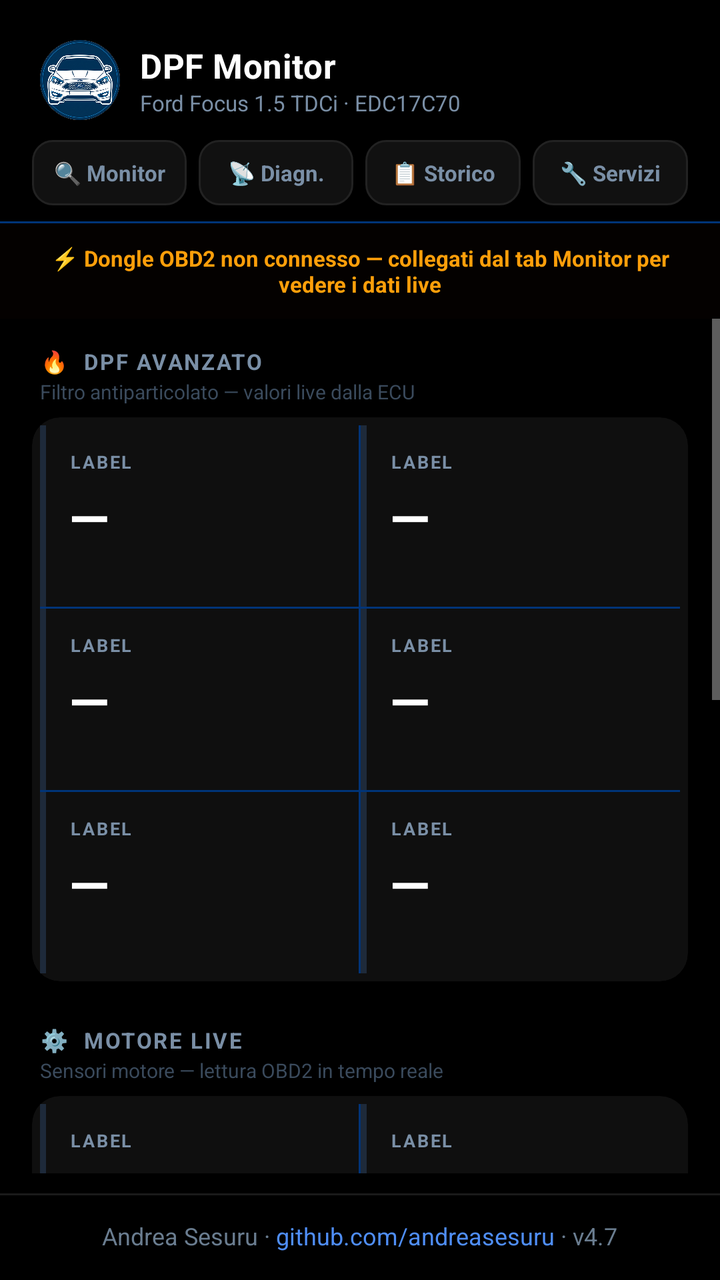
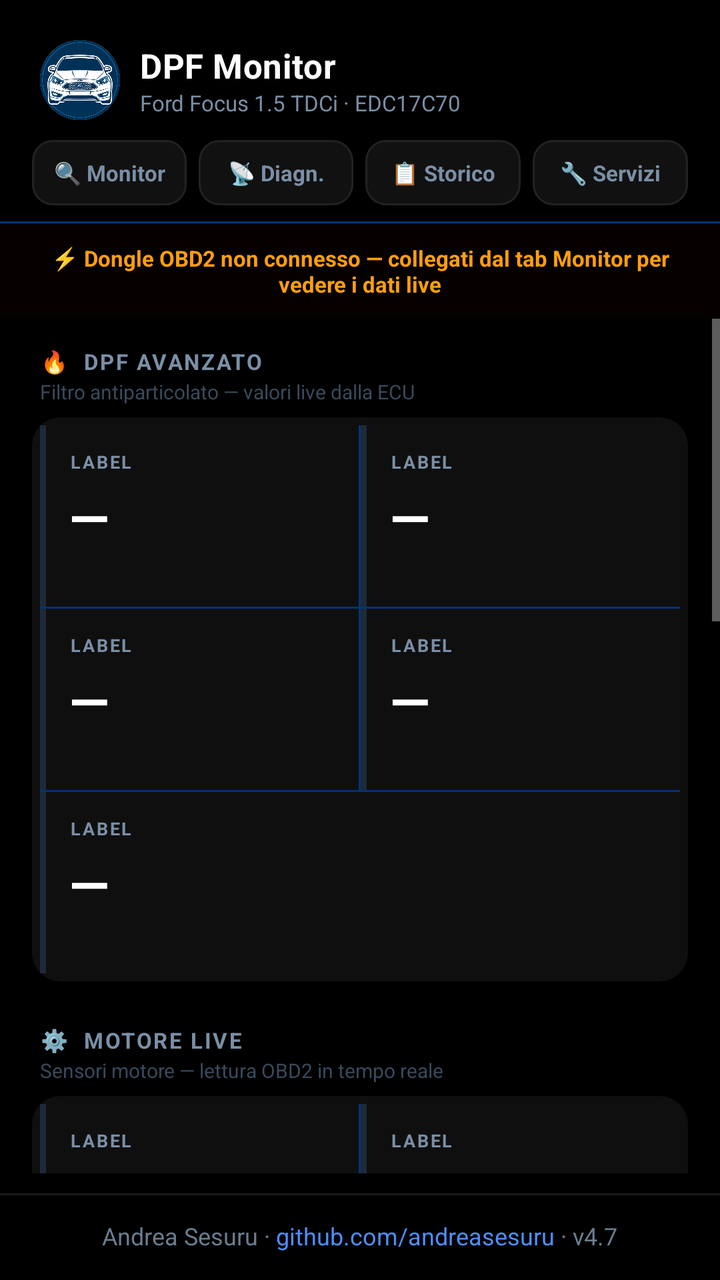

Compare the two renders of this Android layout. The source of the first and the diff that turns it into the second are given below.
<!-- AndroidManifest.xml: application theme Theme.FordFocusDPFScan -->
<!-- res/layout/activity_diagnostica.xml -->
<?xml version="1.0" encoding="utf-8"?>
<LinearLayout xmlns:android="http://schemas.android.com/apk/res/android"
    xmlns:app="http://schemas.android.com/apk/res-auto"
    android:layout_width="match_parent"
    android:layout_height="match_parent"
    android:orientation="vertical"
    android:background="@color/background">

    
    <include layout="@layout/layout_tab_bar"
        android:layout_width="match_parent"
        android:layout_height="wrap_content"/>

    
    <TextView
        android:id="@+id/tvNotConnectedBanner"
        android:layout_width="match_parent"
        android:layout_height="wrap_content"
        android:text="⚡ Dongle OBD2 non connesso — collegati dal tab Monitor per vedere i dati live"
        android:textColor="#FF9F0A"
        android:textSize="11sp"
        android:textStyle="bold"
        android:gravity="center"
        android:paddingVertical="10dp"
        android:paddingHorizontal="16dp"
        android:background="#1A2D0A00"
        android:visibility="visible"/>

    
    <ScrollView
        android:id="@+id/contentBody"
        android:layout_width="match_parent"
        android:layout_height="0dp"
        android:layout_weight="1"
        android:fillViewport="true">

        
        <LinearLayout
            android:id="@+id/shimmerDiagnostica"
            android:layout_width="match_parent"
            android:layout_height="wrap_content"
            android:orientation="vertical">

        <LinearLayout
            android:layout_width="match_parent"
            android:layout_height="wrap_content"
            android:orientation="vertical"
            android:paddingBottom="32dp">

            
            
            

            <LinearLayout
                android:layout_width="match_parent"
                android:layout_height="wrap_content"
                android:orientation="vertical"
                android:paddingHorizontal="20dp"
                android:paddingTop="14dp"
                android:paddingBottom="6dp">
                <TextView
                    android:layout_width="wrap_content"
                    android:layout_height="wrap_content"
                    android:text="🔥  DPF AVANZATO"
                    android:textColor="@color/text_secondary"
                    android:textSize="11sp"
                    android:textStyle="bold"
                    android:letterSpacing="0.08"/>
                <TextView
                    android:layout_width="wrap_content"
                    android:layout_height="wrap_content"
                    android:text="Filtro antiparticolato — valori live dalla ECU"
                    android:textColor="@color/text_hint"
                    android:textSize="10sp"
                    android:layout_marginTop="1dp"/>
            </LinearLayout>

            
            <androidx.cardview.widget.CardView
                android:layout_width="match_parent"
                android:layout_height="wrap_content"
                android:layout_marginHorizontal="16dp"
                android:layout_marginBottom="8dp"
                app:cardBackgroundColor="@color/card_background"
                app:cardCornerRadius="14dp"
                app:cardElevation="0dp">

                <LinearLayout
                    android:layout_width="match_parent"
                    android:layout_height="wrap_content"
                    android:orientation="vertical"
                    android:padding="4dp">

                    
                    <LinearLayout
                        android:layout_width="match_parent"
                        android:layout_height="wrap_content"
                        android:orientation="horizontal">

                        <include layout="@layout/item_diag_cell"
                            android:id="@+id/cellSoot"
                            android:layout_width="0dp"
                            android:layout_height="wrap_content"
                            android:layout_weight="1"/>

                        <View android:layout_width="1dp" android:layout_height="match_parent"
                            android:background="@color/card_border"/>

                        <include layout="@layout/item_diag_cell"
                            android:id="@+id/cellLoad"
                            android:layout_width="0dp"
                            android:layout_height="wrap_content"
                            android:layout_weight="1"/>

                    </LinearLayout>

                    <View android:layout_width="match_parent" android:layout_height="1dp"
                        android:background="@color/card_border"/>

                    
                    <LinearLayout
                        android:layout_width="match_parent"
                        android:layout_height="wrap_content"
                        android:orientation="horizontal">

                        <include layout="@layout/item_diag_cell"
                            android:id="@+id/cellDeltaP"
                            android:layout_width="0dp"
                            android:layout_height="wrap_content"
                            android:layout_weight="1"/>

                        <View android:layout_width="1dp" android:layout_height="match_parent"
                            android:background="@color/card_border"/>

                        <include layout="@layout/item_diag_cell"
                            android:id="@+id/cellEgtPre"
                            android:layout_width="0dp"
                            android:layout_height="wrap_content"
                            android:layout_weight="1"/>

                    </LinearLayout>

                    <View android:layout_width="match_parent" android:layout_height="1dp"
                        android:background="@color/card_border"/>

                    
                    <LinearLayout
                        android:layout_width="match_parent"
                        android:layout_height="wrap_content"
                        android:orientation="horizontal">

                        <include layout="@layout/item_diag_cell"
                            android:id="@+id/cellEgtPost"
                            android:layout_width="0dp"
                            android:layout_height="wrap_content"
                            android:layout_weight="1"/>

                        <View android:layout_width="1dp" android:layout_height="match_parent"
                            android:background="@color/card_border"/>

                        <include layout="@layout/item_diag_cell"
                            android:id="@+id/cellDeltaEgt"
                            android:layout_width="0dp"
                            android:layout_height="wrap_content"
                            android:layout_weight="1"/>

                    </LinearLayout>

                </LinearLayout>
            </androidx.cardview.widget.CardView>

            
            
            

            <LinearLayout
                android:layout_width="match_parent"
                android:layout_height="wrap_content"
                android:orientation="vertical"
                android:paddingHorizontal="20dp"
                android:paddingTop="14dp"
                android:paddingBottom="6dp">
                <TextView
                    android:layout_width="wrap_content"
                    android:layout_height="wrap_content"
                    android:text="⚙️  MOTORE LIVE"
                    android:textColor="@color/text_secondary"
                    android:textSize="11sp"
                    android:textStyle="bold"
                    android:letterSpacing="0.08"/>
                <TextView
                    android:layout_width="wrap_content"
                    android:layout_height="wrap_content"
                    android:text="Sensori motore — lettura OBD2 in tempo reale"
                    android:textColor="@color/text_hint"
                    android:textSize="10sp"
                    android:layout_marginTop="1dp"/>
            </LinearLayout>

            
            <androidx.cardview.widget.CardView
                android:layout_width="match_parent"
                android:layout_height="wrap_content"
                android:layout_marginHorizontal="16dp"
                android:layout_marginBottom="8dp"
                app:cardBackgroundColor="@color/card_background"
                app:cardCornerRadius="14dp"
                app:cardElevation="0dp">

                <LinearLayout
                    android:layout_width="match_parent"
                    android:layout_height="wrap_content"
                    android:orientation="vertical"
                    android:padding="4dp">

                    
                    <LinearLayout
                        android:layout_width="match_parent"
                        android:layout_height="wrap_content"
                        android:orientation="horizontal">

                        <include layout="@layout/item_diag_cell"
                            android:id="@+id/cellRpm"
                            android:layout_width="0dp"
                            android:layout_height="wrap_content"
                            android:layout_weight="1"/>

                        <View android:layout_width="1dp" android:layout_height="match_parent"
                            android:background="@color/card_border"/>

                        <include layout="@layout/item_diag_cell"
                            android:id="@+id/cellSpeed"
                            android:layout_width="0dp"
                            android:layout_height="wrap_content"
                            android:layout_weight="1"/>

                    </LinearLayout>

                    <View android:layout_width="match_parent" android:layout_height="1dp"
                        android:background="@color/card_border"/>

                    
                    <LinearLayout
                        android:layout_width="match_parent"
                        android:layout_height="wrap_content"
                        android:orientation="horizontal">

                        <include layout="@layout/item_diag_cell"
                            android:id="@+id/cellEngineLoad"
                            android:layout_width="0dp"
                            android:layout_height="wrap_content"
                            android:layout_weight="1"/>

                        <View android:layout_width="1dp" android:layout_height="match_parent"
                            android:background="@color/card_border"/>

                        <include layout="@layout/item_diag_cell"
                            android:id="@+id/cellBoost"
                            android:layout_width="0dp"
                            android:layout_height="wrap_content"
                            android:layout_weight="1"/>

                    </LinearLayout>

                    <View android:layout_width="match_parent" android:layout_height="1dp"
                        android:background="@color/card_border"/>

                    
                    <include layout="@layout/item_diag_cell"
                        android:id="@+id/cellCoolant"
                        android:layout_width="match_parent"
                        android:layout_height="wrap_content"/>

                </LinearLayout>
            </androidx.cardview.widget.CardView>

            
            
            

            <LinearLayout
                android:layout_width="match_parent"
                android:layout_height="wrap_content"
                android:orientation="vertical"
                android:paddingHorizontal="20dp"
                android:paddingTop="14dp"
                android:paddingBottom="6dp">
                <TextView
                    android:layout_width="wrap_content"
                    android:layout_height="wrap_content"
                    android:text="📍  DISTANZE"
                    android:textColor="@color/text_secondary"
                    android:textSize="11sp"
                    android:textStyle="bold"
                    android:letterSpacing="0.08"/>
                <TextView
                    android:layout_width="wrap_content"
                    android:layout_height="wrap_content"
                    android:text="Contatori chilometri letti dalla ECU"
                    android:textColor="@color/text_hint"
                    android:textSize="10sp"
                    android:layout_marginTop="1dp"/>
            </LinearLayout>

            <androidx.cardview.widget.CardView
                android:layout_width="match_parent"
                android:layout_height="wrap_content"
                android:layout_marginHorizontal="16dp"
                android:layout_marginBottom="8dp"
                app:cardBackgroundColor="@color/card_background"
                app:cardCornerRadius="14dp"
                app:cardElevation="0dp">

                <LinearLayout
                    android:layout_width="match_parent"
                    android:layout_height="wrap_content"
                    android:orientation="vertical"
                    android:padding="4dp">

                    
                    <LinearLayout
                        android:layout_width="match_parent"
                        android:layout_height="wrap_content"
                        android:orientation="horizontal">

                        <include layout="@layout/item_diag_cell"
                            android:id="@+id/cellKmRegen"
                            android:layout_width="0dp"
                            android:layout_height="wrap_content"
                            android:layout_weight="1"/>

                        <View android:layout_width="1dp" android:layout_height="match_parent"
                            android:background="@color/card_border"/>

                        <include layout="@layout/item_diag_cell"
                            android:id="@+id/cellKmOil"
                            android:layout_width="0dp"
                            android:layout_height="wrap_content"
                            android:layout_weight="1"/>

                    </LinearLayout>

                    <View android:layout_width="match_parent" android:layout_height="1dp"
                        android:background="@color/card_border"/>

                    
                    <include layout="@layout/item_diag_cell"
                        android:id="@+id/cellOdometer"
                        android:layout_width="match_parent"
                        android:layout_height="wrap_content"/>

                </LinearLayout>
            </androidx.cardview.widget.CardView>


        </LinearLayout>
        </LinearLayout>
    </ScrollView>

    
    <include layout="@layout/layout_footer"
        android:layout_width="match_parent"
        android:layout_height="wrap_content"/>

</LinearLayout>
<!-- res/layout/layout_tab_bar.xml (included above) -->
<?xml version="1.0" encoding="utf-8"?>
<LinearLayout xmlns:android="http://schemas.android.com/apk/res/android"
    xmlns:app="http://schemas.android.com/apk/res-auto"
    android:layout_width="match_parent"
    android:layout_height="wrap_content"
    android:orientation="vertical"
    android:background="@color/background">

    
    <LinearLayout
        android:layout_width="match_parent"
        android:layout_height="wrap_content"
        android:orientation="horizontal"
        android:gravity="center_vertical"
        android:paddingHorizontal="20dp"
        android:paddingTop="20dp"
        android:paddingBottom="10dp">

        <com.google.android.material.imageview.ShapeableImageView
            android:layout_width="40dp"
            android:layout_height="40dp"
            android:src="@drawable/ic_ford_focus"
            android:scaleType="centerCrop"
            app:shapeAppearanceOverlay="@style/ShapeCircle"
            android:contentDescription="DPF Monitor icon"/>

        <LinearLayout
            android:layout_width="0dp"
            android:layout_height="wrap_content"
            android:layout_weight="1"
            android:orientation="vertical"
            android:layout_marginStart="10dp">
            <TextView
                android:layout_width="wrap_content"
                android:layout_height="wrap_content"
                android:text="DPF Monitor"
                android:textColor="@color/text_primary"
                android:textSize="17sp"
                android:textStyle="bold"
                android:letterSpacing="0.01"/>
            <TextView
                android:layout_width="wrap_content"
                android:layout_height="wrap_content"
                android:text="Ford Focus 1.5 TDCi · EDC17C70"
                android:textColor="@color/text_secondary"
                android:textSize="11sp"/>
        </LinearLayout>

        
    </LinearLayout>

    
    <LinearLayout
        android:layout_width="match_parent"
        android:layout_height="wrap_content"
        android:orientation="horizontal"
        android:paddingHorizontal="16dp"
        android:paddingBottom="8dp"
        android:gravity="center_vertical">

        <TextView
            android:id="@+id/tabMonitor"
            android:layout_width="0dp"
            android:layout_height="wrap_content"
            android:layout_weight="1"
            android:text="🔍 Monitor"
            android:gravity="center"
            android:textSize="11sp"
            android:textStyle="bold"
            android:paddingVertical="9dp"
            android:layout_marginEnd="3dp"
            android:background="@drawable/bg_tab_inactive"
            android:textColor="@color/text_secondary"/>

        <TextView
            android:id="@+id/tabDiagnostica"
            android:layout_width="0dp"
            android:layout_height="wrap_content"
            android:layout_weight="1"
            android:text="📡 Diagn."
            android:gravity="center"
            android:textSize="11sp"
            android:textStyle="bold"
            android:paddingVertical="9dp"
            android:layout_marginHorizontal="3dp"
            android:background="@drawable/bg_tab_inactive"
            android:textColor="@color/text_secondary"/>

        <TextView
            android:id="@+id/tabStorico"
            android:layout_width="0dp"
            android:layout_height="wrap_content"
            android:layout_weight="1"
            android:text="📋 Storico"
            android:gravity="center"
            android:textSize="11sp"
            android:textStyle="bold"
            android:paddingVertical="9dp"
            android:layout_marginHorizontal="3dp"
            android:background="@drawable/bg_tab_inactive"
            android:textColor="@color/text_secondary"/>

        <TextView
            android:id="@+id/tabManutenzione"
            android:layout_width="0dp"
            android:layout_height="wrap_content"
            android:layout_weight="1"
            android:text="🔧 Servizi"
            android:gravity="center"
            android:textSize="11sp"
            android:textStyle="bold"
            android:paddingVertical="9dp"
            android:layout_marginStart="3dp"
            android:background="@drawable/bg_tab_inactive"
            android:textColor="@color/text_secondary"/>

    </LinearLayout>

    
    <View android:layout_width="match_parent" android:layout_height="1dp"
        android:background="@color/card_border"/>

</LinearLayout>
<!-- res/layout/item_diag_cell.xml (included above) -->
<?xml version="1.0" encoding="utf-8"?>
<LinearLayout xmlns:android="http://schemas.android.com/apk/res/android"
    android:layout_width="match_parent"
    android:layout_height="match_parent"
    android:orientation="horizontal"
    android:minHeight="80dp">

    
    <View
        android:id="@+id/vCellStatusBar"
        android:layout_width="3dp"
        android:layout_height="match_parent"
        android:background="#1E2A3A"/>

    
    <LinearLayout
        android:layout_width="0dp"
        android:layout_height="wrap_content"
        android:layout_weight="1"
        android:orientation="vertical"
        android:paddingStart="12dp"
        android:paddingEnd="12dp"
        android:paddingTop="12dp"
        android:paddingBottom="12dp">

        
        <TextView
            android:id="@+id/tvCellLabel"
            android:layout_width="wrap_content"
            android:layout_height="wrap_content"
            android:text="LABEL"
            android:textColor="@color/text_secondary"
            android:textSize="9sp"
            android:textStyle="bold"
            android:letterSpacing="0.10"
            android:layout_marginBottom="4dp"/>

        
        <LinearLayout
            android:layout_width="wrap_content"
            android:layout_height="wrap_content"
            android:orientation="horizontal"
            android:gravity="bottom">

            <TextView
                android:id="@+id/tvCellValue"
                android:layout_width="wrap_content"
                android:layout_height="wrap_content"
                android:text="—"
                android:textColor="@color/text_primary"
                android:textSize="26sp"
                android:textStyle="bold"
                android:letterSpacing="-0.02"/>

            <TextView
                android:id="@+id/tvCellUnit"
                android:layout_width="wrap_content"
                android:layout_height="wrap_content"
                android:text=""
                android:textColor="@color/text_secondary"
                android:textSize="11sp"
                android:layout_marginStart="4dp"
                android:layout_marginBottom="3dp"/>

        </LinearLayout>

        
        <TextView
            android:id="@+id/tvCellHint"
            android:layout_width="wrap_content"
            android:layout_height="wrap_content"
            android:text=""
            android:textColor="@color/text_hint"
            android:textSize="9sp"
            android:layout_marginTop="3dp"/>

    </LinearLayout>

</LinearLayout>
<!-- res/layout/layout_footer.xml (included above) -->
<?xml version="1.0" encoding="utf-8"?>
<LinearLayout xmlns:android="http://schemas.android.com/apk/res/android"
    android:layout_width="match_parent"
    android:layout_height="wrap_content"
    android:orientation="vertical"
    android:gravity="center"
    android:paddingVertical="10dp"
    android:background="#000000">

    
    <View
        android:layout_width="match_parent"
        android:layout_height="1dp"
        android:background="#1A1A1A"
        android:layout_marginBottom="8dp"/>

    <LinearLayout
        android:layout_width="wrap_content"
        android:layout_height="wrap_content"
        android:orientation="horizontal"
        android:gravity="center_vertical">

        <TextView
            android:layout_width="wrap_content"
            android:layout_height="wrap_content"
            android:text="Andrea Sesuru"
            android:textColor="#6A7D90"
            android:textSize="12sp"/>

        <TextView
            android:layout_width="wrap_content"
            android:layout_height="wrap_content"
            android:text=" · "
            android:textColor="#6A7D90"
            android:textSize="12sp"/>

        <TextView
            android:id="@+id/tvFooterGithub"
            android:layout_width="wrap_content"
            android:layout_height="wrap_content"
            android:text="github.com/andreasesuru"
            android:textColor="#4F8EF7"
            android:textSize="12sp"
            android:paddingVertical="4dp"/>

        <TextView
            android:layout_width="wrap_content"
            android:layout_height="wrap_content"
            android:text=" · "
            android:textColor="#6A7D90"
            android:textSize="12sp"/>

        <TextView
            android:id="@+id/tvFooterVersion"
            android:layout_width="wrap_content"
            android:layout_height="wrap_content"
            android:text="v4.7"
            android:textColor="#6A7D90"
            android:textSize="12sp"/>

    </LinearLayout>
</LinearLayout>
<!-- resources referenced by this layout -->
<resources>
  <color name="background">#000000</color>
  <color name="card_background">#0F0F0F</color>
  <color name="card_border">#003478</color>
  <color name="text_hint">#3A4A5C</color>
  <color name="text_primary">#FFFFFF</color>
  <color name="text_secondary">#7A8FA6</color>
  <!-- drawable bg_tab_inactive (drawable) -->
  <?xml version="1.0" encoding="utf-8"?>
  <shape xmlns:android="http://schemas.android.com/apk/res/android"
      android:shape="rectangle">
      <corners android:radius="10dp"/>
      <stroke android:width="1dp" android:color="#222222"/>
      <solid android:color="#111111"/>
  </shape>
  <!-- drawable ic_ford_focus: png bitmap (drawable, 326833 bytes) -->
  <style name="ShapeCircle">
          <item name="cornerFamily">rounded</item>
          <item name="cornerSize">50%</item>
      </style>
  <style name="Theme.FordFocusDPFScan" parent="Theme.MaterialComponents.NoActionBar">
          
          <item name="colorPrimary">@color/dpf_blue_light</item>
          <item name="colorPrimaryVariant">@color/dpf_blue_mid</item>
          <item name="colorOnPrimary">@color/text_primary</item>
          <item name="colorSecondary">@color/dpf_orange</item>
          <item name="colorOnSecondary">@color/text_primary</item>
  
          
          <item name="colorSurface">@color/card_background</item>
          <item name="colorOnSurface">@color/text_primary</item>
          <item name="android:colorBackground">@color/background</item>
          <item name="colorOnBackground">@color/text_primary</item>
  
          
          <item name="android:statusBarColor">@color/background</item>
          <item name="android:navigationBarColor">@color/background</item>
          <item name="android:windowLightStatusBar">false</item>
  
          
          <item name="android:windowOptOutEdgeToEdgeEnforcement">true</item>
      </style>
  <color name="dpf_blue_light">#0066CC</color>
  <color name="dpf_blue_mid">#004A9F</color>
  <color name="dpf_orange">#FF6B00</color>
</resources>

<!-- the commit's change to res/layout/activity_diagnostica.xml (unified diff, before → after) -->
@@ -144,27 +144,10 @@
                         android:background="@color/card_border"/>
 
                     
-                    <LinearLayout
-                        android:layout_width="match_parent"
-                        android:layout_height="wrap_content"
-                        android:orientation="horizontal">
-
-                        <include layout="@layout/item_diag_cell"
-                            android:id="@+id/cellEgtPost"
-                            android:layout_width="0dp"
-                            android:layout_height="wrap_content"
-                            android:layout_weight="1"/>
-
-                        <View android:layout_width="1dp" android:layout_height="match_parent"
-                            android:background="@color/card_border"/>
-
-                        <include layout="@layout/item_diag_cell"
-                            android:id="@+id/cellDeltaEgt"
-                            android:layout_width="0dp"
-                            android:layout_height="wrap_content"
-                            android:layout_weight="1"/>
-
-                    </LinearLayout>
+                    <include layout="@layout/item_diag_cell"
+                        android:id="@+id/cellEgtPost"
+                        android:layout_width="match_parent"
+                        android:layout_height="wrap_content"/>
 
                 </LinearLayout>
             </androidx.cardview.widget.CardView>
@@ -268,6 +251,84 @@
                     
                     <include layout="@layout/item_diag_cell"
                         android:id="@+id/cellCoolant"
+                        android:layout_width="match_parent"
+                        android:layout_height="wrap_content"/>
+
+                </LinearLayout>
+            </androidx.cardview.widget.CardView>
+
+            
+            
+            
+
+            <LinearLayout
+                android:layout_width="match_parent"
+                android:layout_height="wrap_content"
+                android:orientation="vertical"
+                android:paddingHorizontal="20dp"
+                android:paddingTop="14dp"
+                android:paddingBottom="6dp">
+                <TextView
+                    android:layout_width="wrap_content"
+                    android:layout_height="wrap_content"
+                    android:text="🔌  ALIMENTAZIONE"
+                    android:textColor="@color/text_secondary"
+                    android:textSize="11sp"
+                    android:textStyle="bold"
+                    android:letterSpacing="0.08"/>
+                <TextView
+                    android:layout_width="wrap_content"
+                    android:layout_height="wrap_content"
+                    android:text="Batteria, pressione carburante, aria aspirata"
+                    android:textColor="@color/text_hint"
+                    android:textSize="10sp"
+                    android:layout_marginTop="1dp"/>
+            </LinearLayout>
+
+            <androidx.cardview.widget.CardView
+                android:layout_width="match_parent"
+                android:layout_height="wrap_content"
+                android:layout_marginHorizontal="16dp"
+                android:layout_marginBottom="8dp"
+                app:cardBackgroundColor="@color/card_background"
+                app:cardCornerRadius="14dp"
+                app:cardElevation="0dp">
+
+                <LinearLayout
+                    android:layout_width="match_parent"
+                    android:layout_height="wrap_content"
+                    android:orientation="vertical"
+                    android:padding="4dp">
+
+                    
+                    <LinearLayout
+                        android:layout_width="match_parent"
+                        android:layout_height="wrap_content"
+                        android:orientation="horizontal">
+
+                        <include layout="@layout/item_diag_cell"
+                            android:id="@+id/cellBattery"
+                            android:layout_width="0dp"
+                            android:layout_height="wrap_content"
+                            android:layout_weight="1"/>
+
+                        <View android:layout_width="1dp" android:layout_height="match_parent"
+                            android:background="@color/card_border"/>
+
+                        <include layout="@layout/item_diag_cell"
+                            android:id="@+id/cellRail"
+                            android:layout_width="0dp"
+                            android:layout_height="wrap_content"
+                            android:layout_weight="1"/>
+
+                    </LinearLayout>
+
+                    <View android:layout_width="match_parent" android:layout_height="1dp"
+                        android:background="@color/card_border"/>
+
+                    
+                    <include layout="@layout/item_diag_cell"
+                        android:id="@+id/cellIntakeAir"
                         android:layout_width="match_parent"
                         android:layout_height="wrap_content"/>
 
